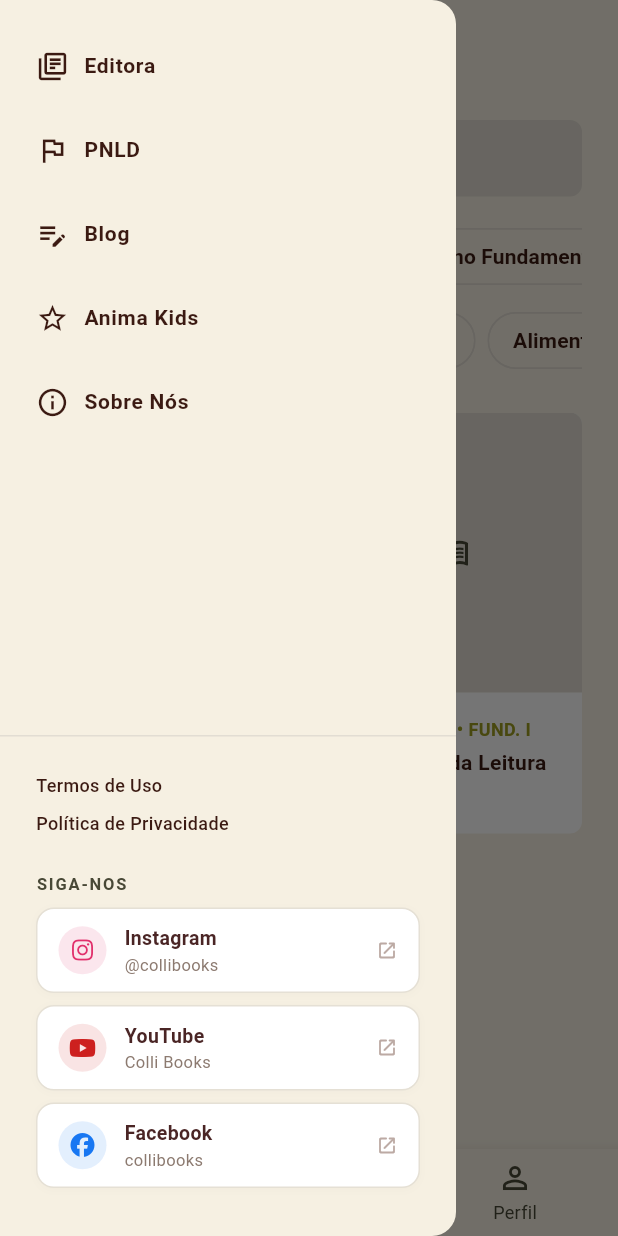
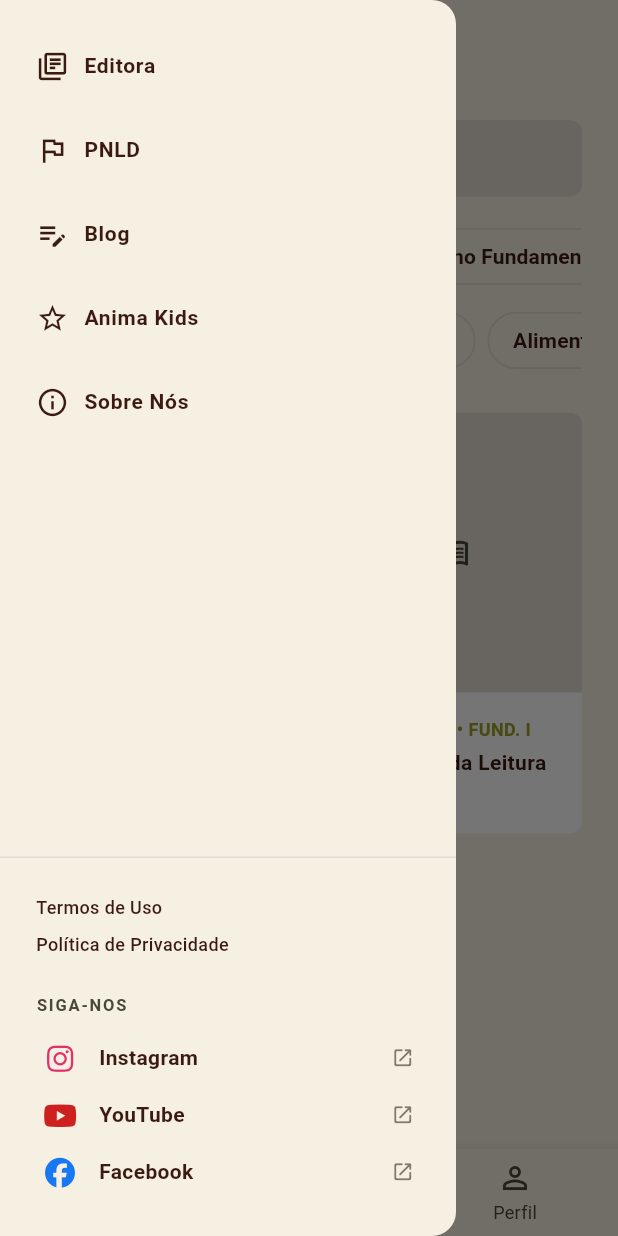
Before and after one commit to Colli-Books/colli-books-frontend, a Flutter app: the HomeProfessorScreen screen opened directly, with the side drawer open, on a phone screen of 412 x 824 dp. Run offline on Flutter 3.47's test engine with Material 3 defaults, Android fonts, the phone set to English and light mode, and no system bars; our stand-ins replace device_preview, file_picker, font_awesome_flutter; network calls fail.

Commit message:
fix(drawer): remover fundo branco dos links de redes sociais e integrar uniformemente ao menu lateral

```diff
--- a/lib/features/professor/presentation/widgets/sidebar_professor.dart
+++ b/lib/features/professor/presentation/widgets/sidebar_professor.dart
@@ -4,7 +4,6 @@ import 'package:url_launcher/url_launcher.dart';
 
 import '../../../../core/theme/colors.dart';
 import '../../../../core/theme/sizes.dart';
-import '../../../auth/presentation/screens/login_screen.dart';
 import '../../../institucional/presentation/screens/sobre_nos_screen.dart';
 import '../../../institucional/presentation/screens/termos_uso_screen.dart';
 import '../../../institucional/presentation/screens/politica_privacidade_screen.dart';
@@ -123,24 +122,21 @@ class SidebarProfessor extends StatelessWidget {
                     ),
                   ),
                   const SizedBox(height: AppSizes.spacingSm),
-                  _buildSocialCard(
+                  _buildSocialItem(
                     icon: FontAwesomeIcons.instagram,
                     name: 'Instagram',
-                    handle: '@collibooks',
                     brandColor: const Color(0xFFE1306C),
                     onTap: () => _abrirLink('https://www.instagram.com/collibooks/'),
                   ),
-                  _buildSocialCard(
+                  _buildSocialItem(
                     icon: FontAwesomeIcons.youtube,
                     name: 'YouTube',
-                    handle: 'Colli Books',
                     brandColor: const Color(0xFFCD201F),
                     onTap: () => _abrirLink('https://www.youtube.com/channel/UCFZuip1s5lKOJ_RuZwmpG9g'),
                   ),
-                  _buildSocialCard(
+                  _buildSocialItem(
                     icon: FontAwesomeIcons.facebook,
                     name: 'Facebook',
-                    handle: 'collibooks',
                     brandColor: const Color(0xFF1877F2),
                     onTap: () => _abrirLink('https://www.facebook.com/collibooks/'),
                   ),
@@ -196,78 +192,42 @@ class SidebarProfessor extends StatelessWidget {
     );
   }
 
-  Widget _buildSocialCard({
+  Widget _buildSocialItem({
     required FaIconData icon,
     required String name,
-    required String handle,
     required Color brandColor,
     required VoidCallback onTap,
   }) {
-    return Container(
-      margin: const EdgeInsets.only(bottom: 8),
-      decoration: BoxDecoration(
-        color: Colors.white,
-        borderRadius: BorderRadius.circular(12),
-        border: Border.all(color: const Color(0xFFE5E0D5)),
-        boxShadow: [
-          BoxShadow(
-            color: Colors.black.withValues(alpha: 0.02),
-            blurRadius: 4,
-            offset: const Offset(0, 1),
-          ),
-        ],
-      ),
-      child: Material(
-        color: Colors.transparent,
-        child: InkWell(
-          onTap: onTap,
-          borderRadius: BorderRadius.circular(12),
-          child: Padding(
-            padding: const EdgeInsets.symmetric(horizontal: 14, vertical: 10),
-            child: Row(
-              children: [
-                Container(
-                  width: 32,
-                  height: 32,
-                  decoration: BoxDecoration(
-                    color: brandColor.withValues(alpha: 0.12),
-                    shape: BoxShape.circle,
-                  ),
-                  alignment: Alignment.center,
-                  child: FaIcon(icon, color: brandColor, size: 16),
+    return InkWell(
+      onTap: onTap,
+      borderRadius: BorderRadius.circular(AppSizes.radiusSm),
+      child: Padding(
+        padding: const EdgeInsets.symmetric(vertical: 9.0, horizontal: 4.0),
+        child: Row(
+          children: [
+            SizedBox(
+              width: 24,
+              child: Center(
+                child: FaIcon(icon, color: brandColor, size: 20),
+              ),
+            ),
+            const SizedBox(width: 14),
+            Expanded(
+              child: Text(
+                name,
+                style: const TextStyle(
+                  color: AppColors.textPrimary,
+                  fontSize: AppSizes.fontBody,
+                  fontWeight: FontWeight.w600,
                 ),
-                const SizedBox(width: 12),
-                Expanded(
-                  child: Column(
-                    crossAxisAlignment: CrossAxisAlignment.start,
-                    mainAxisSize: MainAxisSize.min,
-                    children: [
-                      Text(
-                        name,
-                        style: const TextStyle(
-                          color: Color(0xFF4A2525),
-                          fontWeight: FontWeight.bold,
-                          fontSize: 13,
-                        ),
-                      ),
-                      Text(
-                        handle,
-                        style: const TextStyle(
-                          color: Color(0xFF8C7A70),
-                          fontSize: 11,
-                        ),
-                      ),
-                    ],
-                  ),
-                ),
-                const Icon(
-                  Icons.open_in_new_rounded,
-                  size: 14,
-                  color: Color(0xFFBCAAA4),
-                ),
-              ],
+              ),
             ),
-          ),
+            Icon(
+              Icons.open_in_new_rounded,
+              size: 15,
+              color: AppColors.textSecondary.withValues(alpha: 0.7),
+            ),
+          ],
         ),
       ),
     );
```
Also changed, not shown: lib/core/widgets/sidebar.dart (+34 -75 lines), lib/features/professor/presentation/screens/professor_home_screen.dart (+18 -57 lines).
